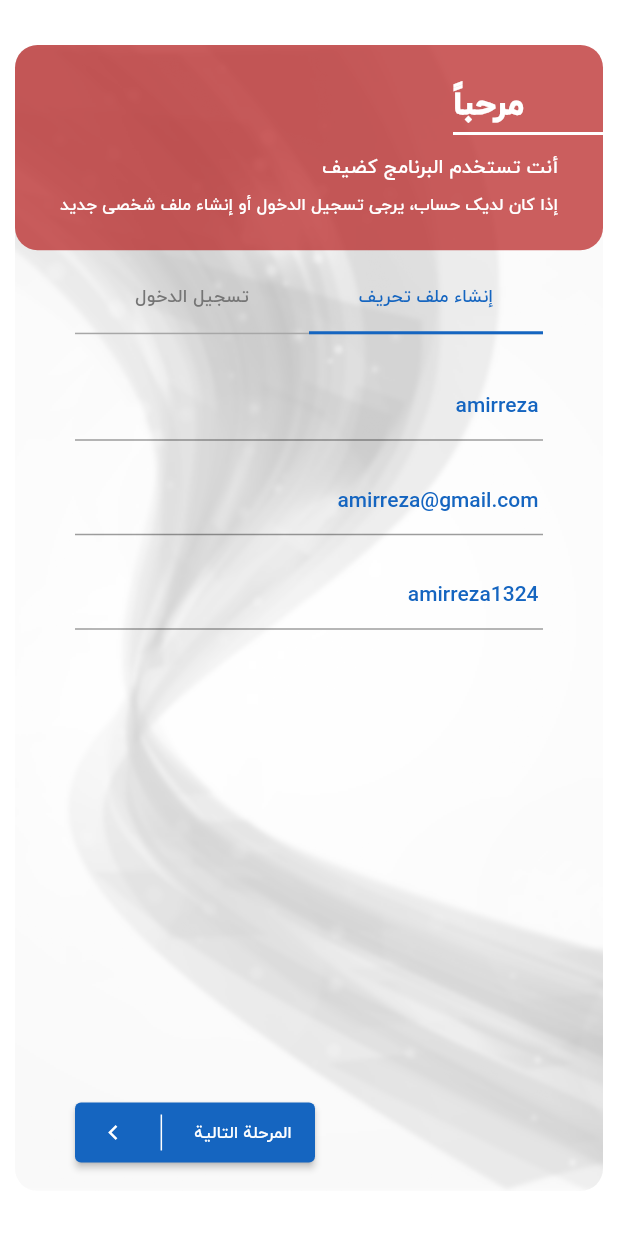
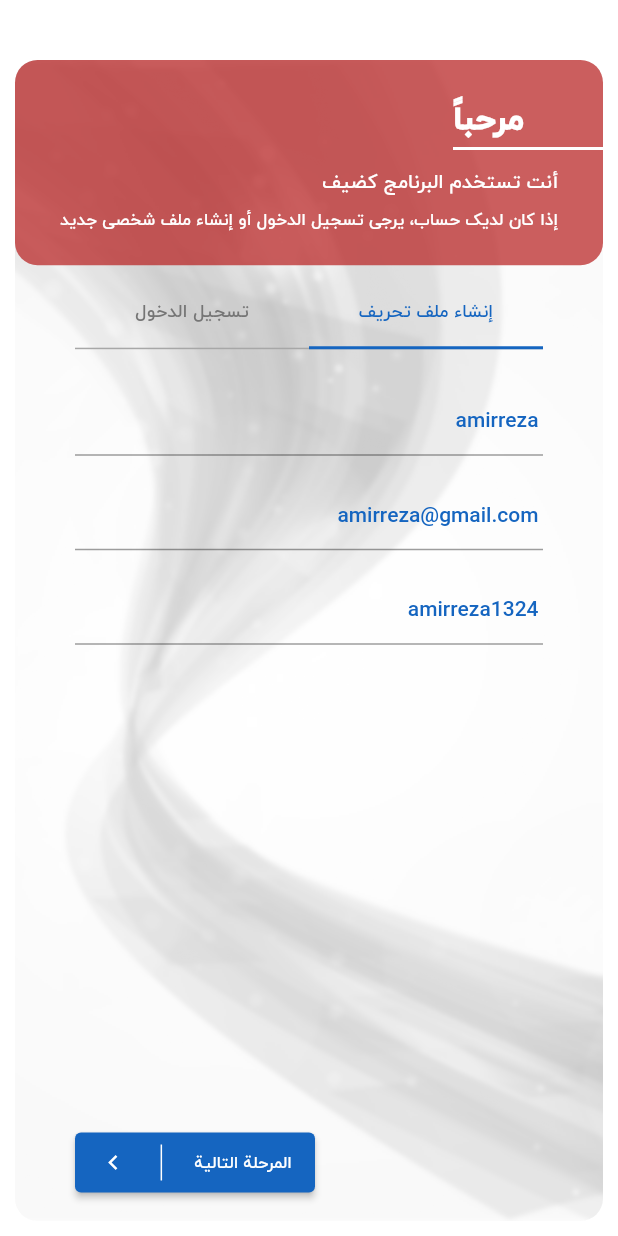
Before and after one commit to AmirrezaChegini/AlQamar, a Flutter app: the AuthPage screen opened directly, on a phone screen of 412 x 824 dp. Run offline on Flutter 3.47's test engine with Material 2 defaults, Android fonts, the light colour scheme and no system bars; our stand-ins replace dartz, dio, flutter_bloc, flutter_svg, get_it, hijri and 8 more; missing offline and left inert: syncfusion_flutter_pdfviewer, widget_mask; accounts and stored records are empty; network calls fail.

Commit message:
fix: some bugs

```diff
--- a/lib/pages/auth/auth_page.dart
+++ b/lib/pages/auth/auth_page.dart
@@ -52,7 +52,8 @@ class _AuthPageState extends State<AuthPage>
       resizeToAvoidBottomInset: false,
       body: Container(
         width: double.infinity,
-        margin: const EdgeInsets.symmetric(vertical: 30, horizontal: 10),
+        margin: const EdgeInsets.symmetric(vertical: 10, horizontal: 10)
+            .copyWith(top: 40),
         decoration: BoxDecoration(
           color: AppColors.white,
           borderRadius: BorderRadius.circular(15),
--- a/lib/pages/calender/widgets/txt_btn.dart
+++ b/lib/pages/calender/widgets/txt_btn.dart
@@ -33,7 +33,7 @@ class TxtBtn extends StatelessWidget {
         style: TextButton.styleFrom(
           foregroundColor: AppColors.grey,
           textStyle:
-              Theme.of(context).textTheme.titleMedium!.copyWith(fontSize: 12),
+              Theme.of(context).textTheme.titleMedium!.copyWith(fontSize: 10),
         ),
       ),
     );
--- a/lib/pages/home/widgets/calender_widget.dart
+++ b/lib/pages/home/widgets/calender_widget.dart
@@ -33,6 +33,7 @@ class CalenderWidget extends StatelessWidget {
                 '${HijriCalendar.now().hMonth.getHijriMonth()} ${HijriCalendar.now().hYear}',
             showDivider: true,
             crossAlignment: CrossAxisAlignment.end,
+            dividerWidth: 130,
           ),
           const SizedBox(height: 8),
           const Padding(
--- a/lib/pages/home/widgets/week_calender.dart
+++ b/lib/pages/home/widgets/week_calender.dart
@@ -52,7 +52,7 @@ class WeekCalender extends StatelessWidget {
           alignment: Alignment.center,
           margin: const EdgeInsets.all(4),
           decoration: BoxDecoration(
-            color: AppColors.blue.withOpacity(0.3),
+            color: AppColors.blue.withOpacity(0.1),
             borderRadius: BorderRadius.circular(5),
           ),
           child: Text(
--- a/lib/pages/profile/profile_page.dart
+++ b/lib/pages/profile/profile_page.dart
@@ -25,7 +25,6 @@ class ProfilePage extends StatelessWidget {
   @override
   Widget build(BuildContext context) {
     return Container(
-      padding: const EdgeInsets.symmetric(vertical: 30),
       color: AppColors.white,
       child: ListView(
         children: [
--- a/lib/widgets/app_snackbar.dart
+++ b/lib/widgets/app_snackbar.dart
@@ -21,7 +21,7 @@ dynamic showMessage({
       ),
       dismissDirection: DismissDirection.horizontal,
       padding: const EdgeInsets.symmetric(vertical: 18, horizontal: 10),
-      margin: const EdgeInsets.all(20).copyWith(bottom: 100),
+      margin: const EdgeInsets.symmetric(horizontal: 20, vertical: 80),
       action: action,
     ),
   );
--- a/lib/widgets/title_widget.dart
+++ b/lib/widgets/title_widget.dart
@@ -21,7 +21,7 @@ class TitleWidget extends StatelessWidget {
       mainAxisSize: MainAxisSize.min,
       children: [
         SizedBox(
-          width: 100,
+          // width: 100,
           child: Column(
             crossAxisAlignment: crossAlignment,
             mainAxisSize: MainAxisSize.min,
```
